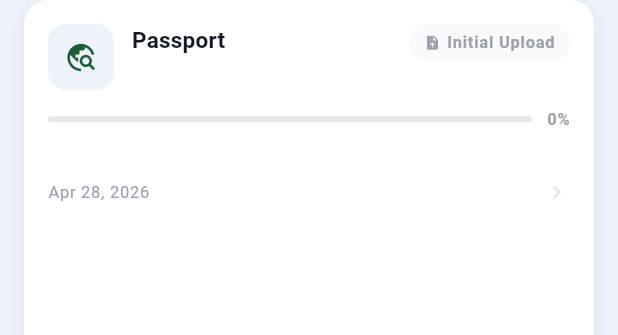
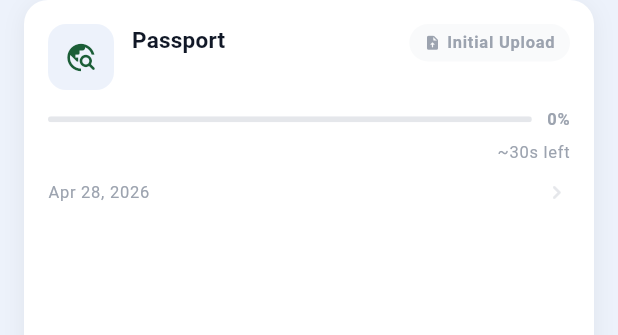
Before and after one commit to Projea12/polyops_assessment, a Flutter app: the DocumentCard widget shown alone on an empty page, opened directly with empty values, on a phone screen of 412 x 824 dp. Shown: the top 335 px of the screen. Run offline on Flutter 3.47's test engine with Material 3 defaults, Android fonts, the phone set to English and light mode, and no system bars; our stand-ins replace bloc_concurrency, connectivity_plus, drift, file_picker, flutter_bloc, flutter_image_compress and 7 more; missing offline and left inert: flutter_quill; accounts and stored records are empty; generated files the repository leaves out were written again.

Commit message:
Bug fixes WebSocket-delivered rejections and estimated Time UI:
Added estimated time display to both document_card.dart and document_detail_sheet.dar

```diff
--- a/polyops_assessment/lib/presentation/documents/dashboard/document_card.dart
+++ b/polyops_assessment/lib/presentation/documents/dashboard/document_card.dart
@@ -7,6 +7,12 @@ import '../../../domain/entities/verification_document.dart';
 import '../../../domain/entities/verification_status.dart';
 import '../document_theme.dart';
 import '../detail/document_detail_sheet.dart';
+
+String _formatTimeRemaining(Duration d) {
+  if (d.inSeconds <= 0) return 'Almost done';
+  if (d.inSeconds < 60) return '~${d.inSeconds}s left';
+  return '~${d.inMinutes}m left';
+}
 
 class DocumentCard extends StatelessWidget {
   final VerificationDocument document;
@@ -130,14 +136,23 @@ class DocumentCard extends StatelessWidget {
                   ],
                 ),
               ),
-              if (doc.currentStage != null)
-                Padding(
-                  padding: const EdgeInsets.fromLTRB(16, 2, 16, 0),
-                  child: Text(
-                    doc.currentStage!.stage,
-                    style: tt.labelSmall,
-                  ),
+              Padding(
+                padding: const EdgeInsets.fromLTRB(16, 2, 16, 0),
+                child: Row(
+                  children: [
+                    if (doc.currentStage != null)
+                      Expanded(
+                        child: Text(doc.currentStage!.stage,
+                            style: tt.labelSmall),
+                      ),
+                    Text(
+                      _formatTimeRemaining(doc.estimatedTimeRemaining),
+                      style: tt.labelSmall
+                          ?.copyWith(color: statusColors.foreground),
+                    ),
+                  ],
                 ),
+              ),
             ],
 
             // Rejection reason
```
Also changed, not shown: polyops_assessment/lib/data/dtos/websocket_message_dto.dart (+8 -2 lines), polyops_assessment/lib/presentation/documents/detail/document_detail_sheet.dart (+19 -4 lines), 1 other file.
